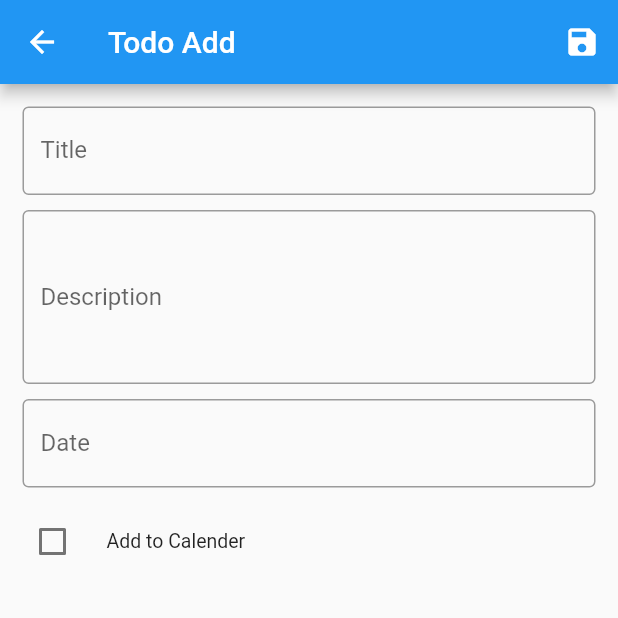
After one commit to wausin/todo.vimigo, a Flutter app: the TodoAddV2 screen opened directly, after a tap on the "save" icon, on a phone screen of 412 x 824 dp, the top half of it. The commit adds this screen. Run offline on Flutter 3.47's test engine with Material 2 defaults, Android fonts, the phone set to English and light mode, and no system bars; drawn by our look-alikes of flutter_form_builder, loader_overlay; our stand-ins replace form_builder_validators, hive, hive_flutter; missing offline and left inert: add_2_calendar; accounts and stored records are empty.

Commit message:
change flow, problem with navigator pop / pushreplacemnt not working well. if user click checkbox addtocalender, saving will go to calender event. dono callback auto to app, need manuall back button

```diff
--- a/lib/main.dart
+++ b/lib/main.dart
@@ -26,7 +26,7 @@ class MyApp extends StatelessWidget {
       //         ColorScheme.fromSwatch().copyWith(secondary: Colors.amber)),
       home: const Todo(),
       routes: {
-        '/home': (BuildContext context) => Todo(),
+        '/home': (BuildContext context) => const Todo(),
       },
     );
   }
--- a/lib/src/controller/todo_controller.dart
+++ b/lib/src/controller/todo_controller.dart
@@ -5,7 +5,7 @@ import 'package:todo_vimigo/src/model/todo_model.dart';
 class TodoController {
   static Box<TodoModel> getTodo() => Hive.box<TodoModel>('todo_model');
 
-  static Future addTodo(dynamic formData) async {
+  static Future addTodo(dynamic formData, {bool addTocalender = false}) async {
     // final todo = TodoModel(title: title);
     final getTodo = TodoController.getTodo();
 
@@ -15,7 +15,7 @@ class TodoController {
       title: formData['title'],
       description: formData['description'] ?? '',
       date: formData['datepicker'],
-      addtocalender: formData['addtocalender'],
+      addtocalender: addTocalender,
     );
     await Future.delayed(const Duration(milliseconds: 1000));
     // print(getTodo.length);
--- a/lib/src/view/todo/index.dart
+++ b/lib/src/view/todo/index.dart
@@ -9,6 +9,7 @@ class Todo extends StatelessWidget {
     return Scaffold(
       appBar: AppBar(
         title: const Text('Todo List Vimigo'),
+        automaticallyImplyLeading: false,
       ),
       body: SafeArea(
         child: TodoList(),
--- /dev/null
+++ b/lib/src/view/todo/widget/todo_add_v2.dart
@@ -0,0 +1,187 @@
+import 'package:add_2_calendar/add_2_calendar.dart';
+import 'package:flutter/material.dart';
+import 'package:flutter_form_builder/flutter_form_builder.dart';
+import 'package:form_builder_validators/form_builder_validators.dart';
+import 'package:todo_vimigo/src/controller/todo_controller.dart';
+import 'package:loader_overlay/loader_overlay.dart';
+
+class TodoAddV2 extends StatefulWidget {
+  const TodoAddV2({Key? key}) : super(key: key);
+
+  @override
+  State<TodoAddV2> createState() => _TodoAddV2State();
+}
+
+class _TodoAddV2State extends State<TodoAddV2> {
+  final _formKey = GlobalKey<FormBuilderState>();
+  bool loading = false;
+  @override
+  void dispose() {
+    super.dispose();
+  }
+
+  @override
+  Widget build(BuildContext context) {
+    return LoaderOverlay(
+      overlayColor: Colors.black,
+      overlayOpacity: 0.8,
+      child: Scaffold(
+        appBar: AppBar(
+          title: const Text('Todo Add'),
+          actions: [
+            IconButton(
+              onPressed: () async {
+                _formKey.currentState?.save();
+                // print(_formKey.currentState?.value['title']);
+                var formData = _formKey.currentState?.value;
+                if (_formKey.currentState!.validate()) {
+                  context.loaderOverlay.show();
+                  setState(() {
+                    loading = context.loaderOverlay.visible;
+                  });
+                  await TodoController.addTodo(formData, addTocalender: true)
+                      .then(
+                    (value) async {
+                      if (loading) {
+                        context.loaderOverlay.hide();
+                      }
+                      setState(() {
+                        loading = context.loaderOverlay.visible;
+                      });
+                      // Navigator.pushNamedAndRemoveUntil(
+                      //     context, '/home', (route) => false);
+                      await Add2Calendar.addEvent2Cal(
+                        Event(
+                          title: _formKey.currentState?.fields['title']?.value,
+                          description: _formKey
+                              .currentState?.fields['description']?.value,
+                          location: 'Vimigo',
+                          startDate: _formKey
+                              .currentState?.fields['datepicker']?.value,
+                          endDate: _formKey
+                              .currentState?.fields['datepicker']?.value
+                              .add(const Duration(minutes: 30)),
+                          allDay: false,
+                          iosParams: const IOSParams(
+                            reminder: Duration(minutes: 40),
+                          ),
+                          androidParams: const AndroidParams(
+                            emailInvites: ["test@example.com"],
+                          ),
+                        ),
+                      ).then((value) => Navigator.pop(context));
+                    },
+                  );
+                }
+              },
+              icon: const Icon(Icons.save),
+            ),
+          ],
+        ),
+        body: SafeArea(
+          child: Padding(
+            padding: const EdgeInsets.all(15.0),
+            child: FormBuilder(
+              autovalidateMode: AutovalidateMode.always,
+              key: _formKey,
+              child: Column(
+                children: [
+                  FormBuilderTextField(
+                    name: 'title',
+                    decoration: const InputDecoration(
+                      border: OutlineInputBorder(),
+                      labelText: 'Title',
+                      // errorText: 'lol',
+                    ),
+                    validator: FormBuilderValidators.compose([
+                      FormBuilderValidators.required(context,
+                          errorText: 'required'),
+                      // FormBuilderValidators.maxLength(context, 3,
+                      //     errorText: 'not more than 3 letters'),
+                    ]),
+                    // autovalidateMode: AutovalidateMode.always,
+                    // maxLines: 4,
+                  ),
+                  _spacer10(),
+                  FormBuilderTextField(
+                    name: 'description',
+                    decoration: InputDecoration(
+                      labelText: 'Description',
+                      border: const OutlineInputBorder(),
+                    ),
+                    maxLines: 4,
+                  ),
+                  _spacer10(),
+                  FormBuilderDateTimePicker(
+                    name: 'datepicker',
+                    firstDate: DateTime.now(),
+                    lastDate: DateTime(2032),
+                    decoration: InputDecoration(
+                      labelText: 'Date',
+                      border: const OutlineInputBorder(),
+                    ),
+                  ),
+                  FormBuilderCheckbox(
+                    // onChanged: (value) =>
+                    initialValue: false,
+                    name: 'addtocalender',
+                    title: Text('Add to Calender'),
+                  ),
+                ],
+              ),
+            ),
+          ),
+        ),
+      ),
+    );
+  }
+
+  AlertDialog _buildAlertDialog(formData) {
+    return AlertDialog(
+      title: Text('Add to event Calender ?'),
+      actions: [
+        ElevatedButton.icon(
+          onPressed: () async {
+            context.loaderOverlay.show();
+            setState(() {
+              loading = context.loaderOverlay.visible;
+            });
+            await TodoController.addTodo(formData, addTocalender: true).then(
+              (value) {
+                if (loading) {
+                  context.loaderOverlay.hide();
+                }
+                setState(() {
+                  loading = context.loaderOverlay.visible;
+                });
+                Navigator.pushReplacementNamed(context, '/home');
+              },
+            );
+          },
+          icon: Icon(Icons.done_outline),
+          label: Text('Yes'),
+        ),
+        ElevatedButton.icon(
+          onPressed: () async {
+            await TodoController.addTodo(formData).then(
+              (value) {
+                setState(() {
+                  loading = false;
+                });
+                Navigator.pushNamed(context, '/home');
+              },
+            );
+          },
+          icon: Icon(Icons.cancel_sharp),
+          label: Text('No'),
+        )
+      ],
+    );
+  }
+
+  SizedBox _spacer10() {
+    return SizedBox(
+      height: 10,
+    );
+  }
+}
--- a/pubspec.yaml
+++ b/pubspec.yaml
@@ -39,6 +39,8 @@ dependencies:
   flutter_form_builder: ^7.1.0
   form_builder_validators: ^7.4.0
   add_2_calendar: ^2.1.2
+  device_calendar: ^4.1.0
+  loader_overlay: ^2.0.5
 
 dev_dependencies:
   flutter_test:
```
Also changed, not shown: lib/src/view/todo/widget/todo_list.dart (+100 -15 lines), pubspec.lock, 1 other file.
